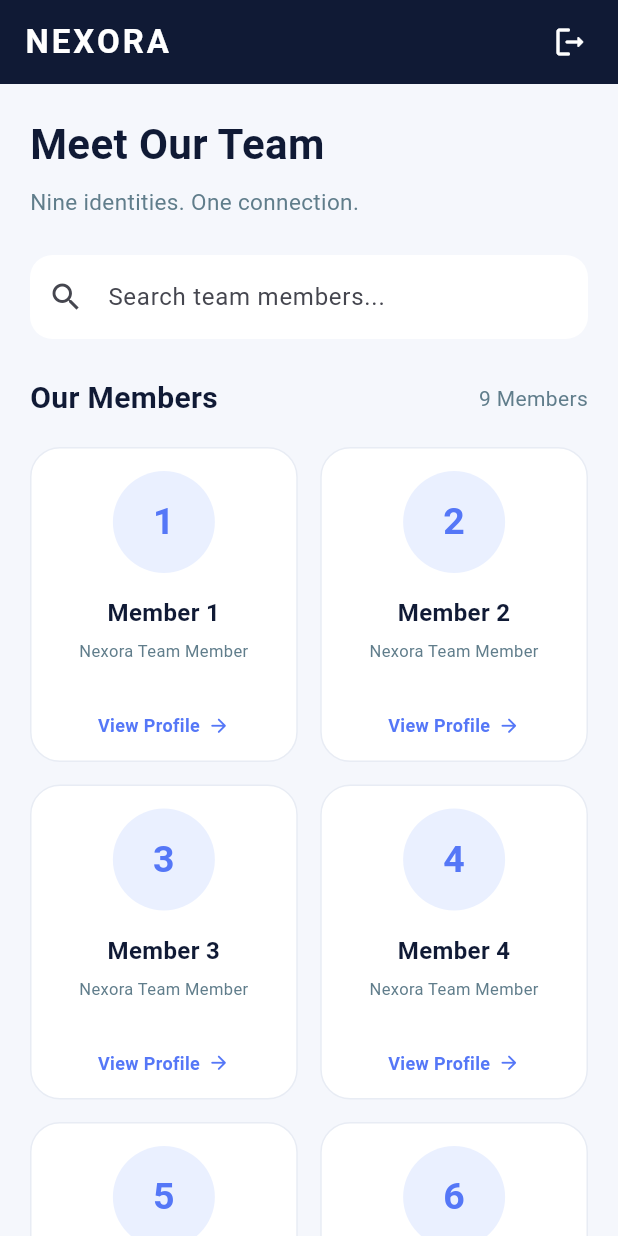
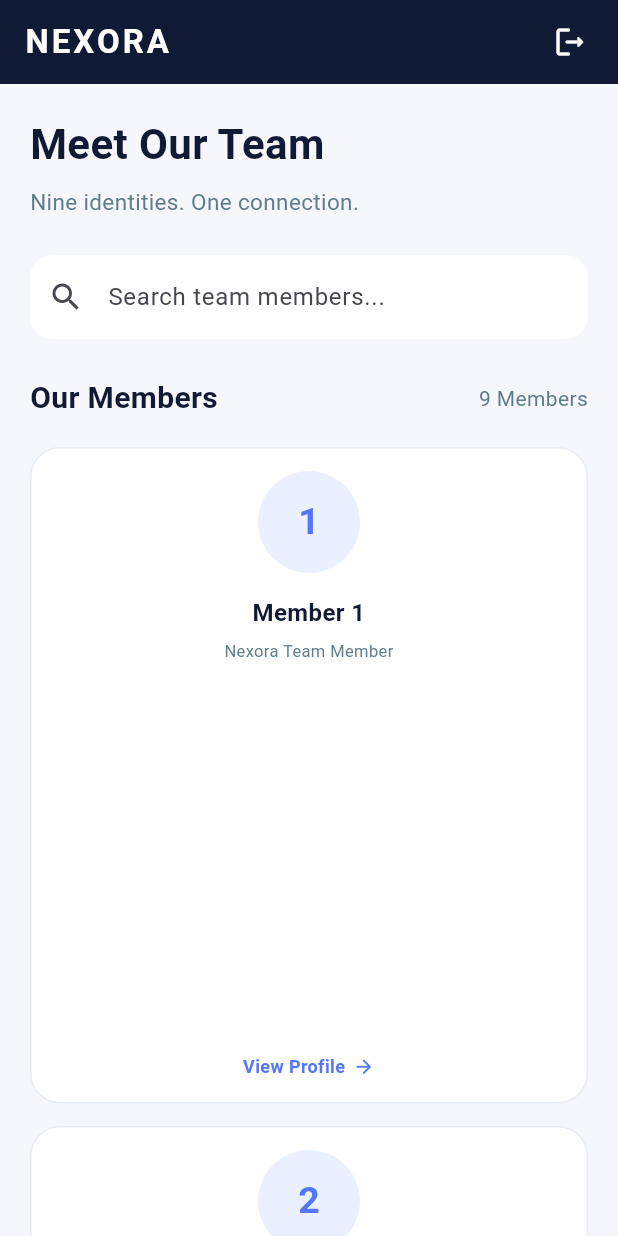
Before and after one commit to Mahroos03/Nexora, a Flutter app: the screen it shows once a user with an empty profile is signed in, on a phone screen of 412 x 824 dp. Run offline on Flutter 3.47's test engine with Material 3 defaults, Android fonts, the phone set to English and light mode, and no system bars; our stand-ins replace firebase_auth, firebase_core; accounts and stored records are empty.

Commit message:
Use single-column member cards on narrow screens

```diff
--- a/lib/features/home/home_screen.dart
+++ b/lib/features/home/home_screen.dart
@@ -69,7 +69,9 @@ class _HomeScreenState extends State<HomeScreen> {
       body: SafeArea(
         child: LayoutBuilder(
           builder: (context, constraints) {
-            final crossAxisCount = constraints.maxWidth >= 900
+            final crossAxisCount = constraints.maxWidth < 480
+                ? 1
+                : constraints.maxWidth >= 900
                     ? 3
                     : constraints.maxWidth >= 600
                         ? 3
```
Lines whose indentation alone changed are shown as unchanged.
